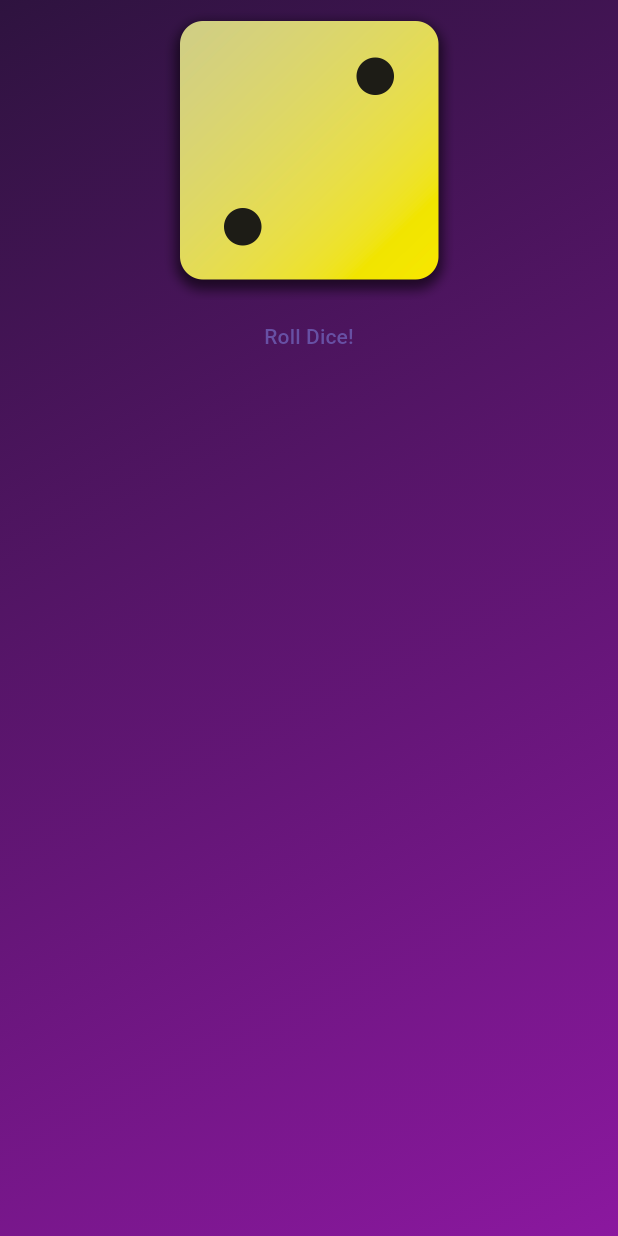
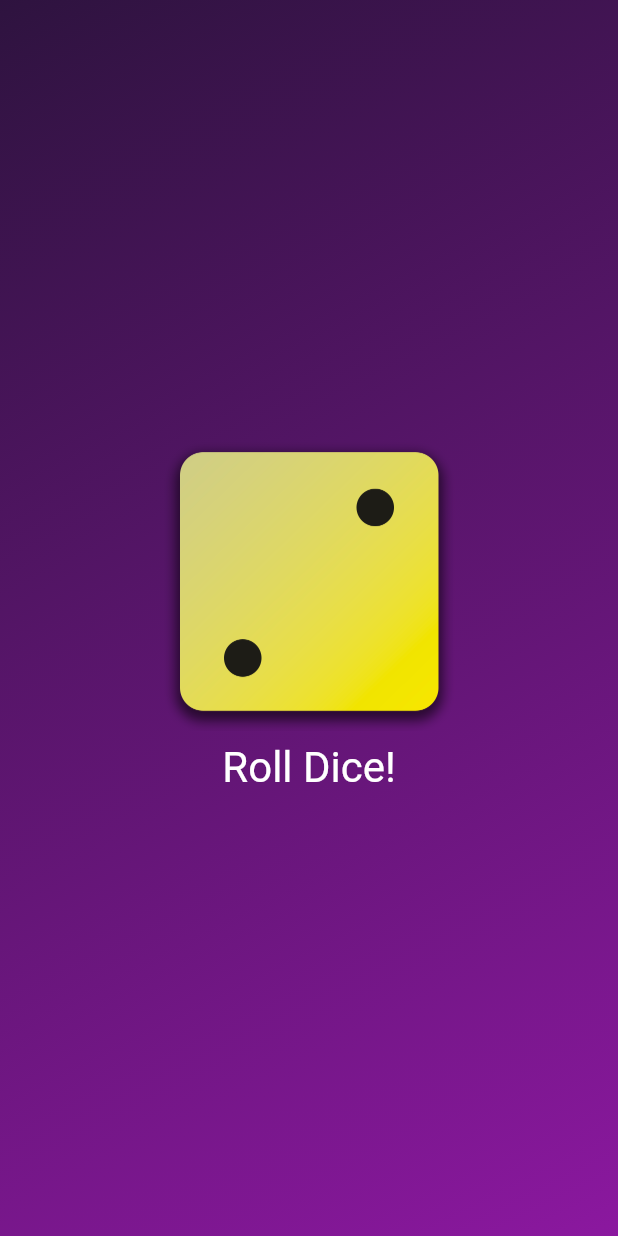
Before and after one commit to listyantidewi1/dice-roll-flutter, a Flutter app: the screen it shows after launch, on a phone screen of 412 x 824 dp. Run offline on Flutter 3.47's test engine with Material 3 defaults, Android fonts, the phone set to English and light mode, and no system bars.

Commit message:
added text style to button text

```diff
--- a/lib/gradient_container.dart
+++ b/lib/gradient_container.dart
@@ -9,9 +9,7 @@ class GradientContainer extends StatelessWidget {
   final Color color1;
   final Color color2;
 
-  void rollDice(){
-
-  }
+  void rollDice() {}
 
   @override
   Widget build(context) {
@@ -25,6 +23,7 @@ class GradientContainer extends StatelessWidget {
       ),
       child: Center(
         child: Column(
+          mainAxisSize: MainAxisSize.min,
           children: [
             Image.asset(
               'assets/images/dice-2.png',
@@ -32,6 +31,10 @@ class GradientContainer extends StatelessWidget {
             ),
             TextButton(
               onPressed: rollDice,
+              style: TextButton.styleFrom(
+                foregroundColor: Colors.white,
+                textStyle: TextStyle(fontSize: 28),
+              ),
               child: const Text('Roll Dice!'),
             )
           ],
```
